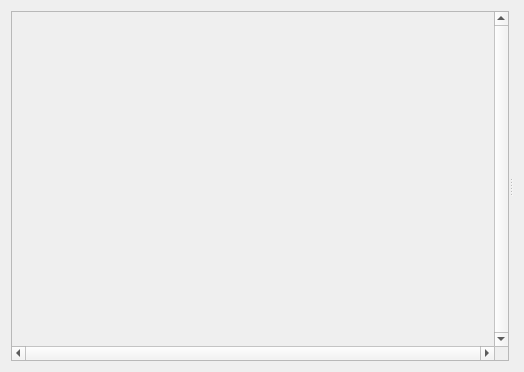
Qt form GUI/Qt/UDrawEngineWidget.ui (aicommunity/Rdk) before a commit.
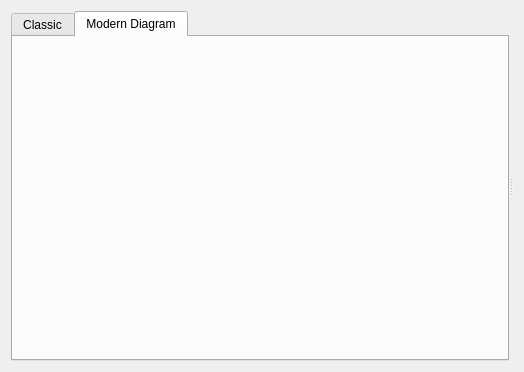
The same form after that commit. The open tabs and pages were chosen to show the change.

Commit message: Implement new visualization widget

Patch:
```diff
--- a/GUI/Qt/UDrawEngineWidget.ui
+++ b/GUI/Qt/UDrawEngineWidget.ui
@@ -31,6 +31,16 @@
         <enum>QLayout::SetDefaultConstraint</enum>
        </property>
        <item>
+        <widget class="QTabWidget" name="tabWidget">
+         <property name="currentIndex">
+          <number>0</number>
+         </property>
+         <widget class="QWidget" name="tabClassic">
+          <attribute name="title">
+           <string>Classic</string>
+          </attribute>
+          <layout class="QVBoxLayout" name="verticalLayoutClassic">
+           <item>
         <widget class="QScrollArea" name="scrollArea">
          <property name="sizePolicy">
           <sizepolicy hsizetype="Expanding" vsizetype="Expanding">
@@ -71,6 +81,27 @@
             <height>325</height>
            </rect>
           </property>
+             </widget>
+            </widget>
+           </item>
+          </layout>
+         </widget>
+         <widget class="QWidget" name="tabModern">
+          <attribute name="title">
+           <string>Modern Diagram</string>
+          </attribute>
+          <layout class="QVBoxLayout" name="verticalLayoutModern">
+           <item>
+            <widget class="QWidget" name="modernContainer" native="true">
+             <property name="sizePolicy">
+              <sizepolicy hsizetype="Expanding" vsizetype="Expanding">
+               <horstretch>0</horstretch>
+               <verstretch>0</verstretch>
+              </sizepolicy>
+             </property>
+            </widget>
+           </item>
+          </layout>
          </widget>
         </widget>
        </item>
```
Left out of the diff: 6 changed lines with no effect on the pictures. Lines whose indentation alone changed are shown as unchanged. The commit also changes 4 other files.
